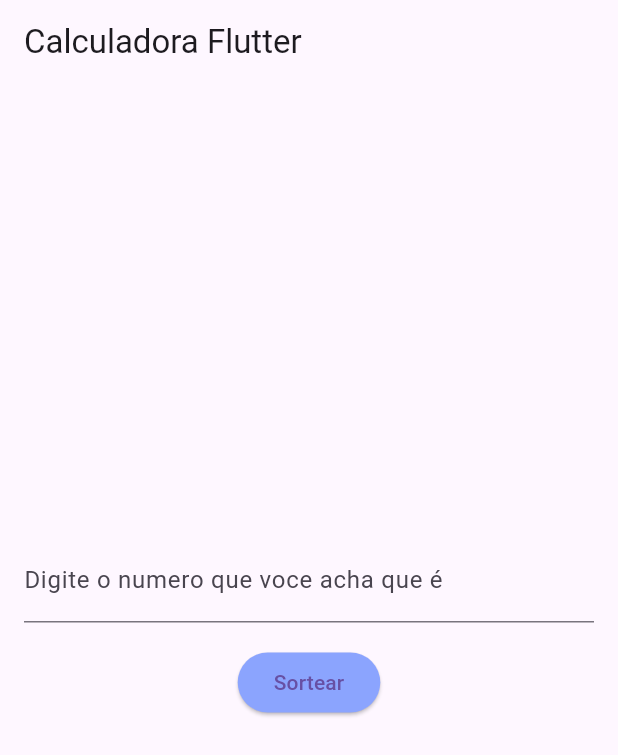
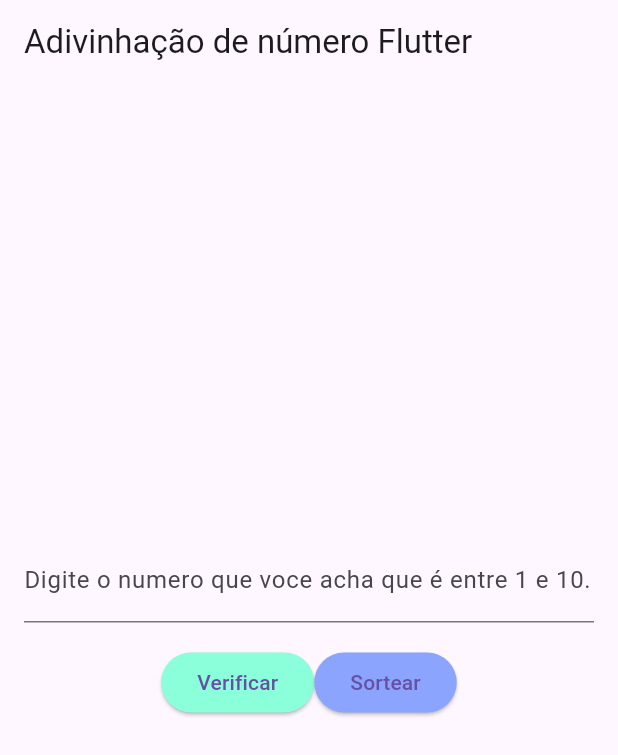
Before and after one commit to MestreWalla/SENAI_SEMESTRE_3, a Flutter app: the screen it shows after launch, on a phone screen of 412 x 824 dp. Shown: the top 755 px of the screen. Run offline on Flutter 3.47's test engine with Material 3 defaults, Android fonts, the phone set to English and light mode, and no system bars.

Commit message:
Update main.dart

```diff
--- a/MOBILE/flutter_numero_sorteado/lib/main.dart
+++ b/MOBILE/flutter_numero_sorteado/lib/main.dart
@@ -1,5 +1,4 @@
 import 'dart:math';
-
 import 'package:flutter/material.dart';
 
 void main() {
@@ -26,17 +25,26 @@
   int numeroSorteado = 0;
   int minimo = 1; // Intervalo mínimo
   int maximo = 10; // Intervalo máximo
+  int tentativas = 0;
 
-
-  void _sortear(String operacao) {
+  void _verificar(String operacao) {
     int palpite = int.tryParse(_NumeroDigitado.text) ?? 0;
 
     setState(() {
+      tentativas++;
+      _resultado = palpite == numeroSorteado
+          ? "Parabéns! Você acertou na tentativa de numero $tentativas!"
+          : "Infelizmente, você errou. O número sorteado era $numeroSorteado.";
+      _NumeroDigitado.text = ""; // Limpar o campo de texto após a tentativa
+    });
+  }
+
+  void _sortear(String operacao) {
+    setState(() {
       numeroSorteado = Random().nextInt(maximo - minimo + 1) + minimo;
-      _resultado = palpite == numeroSorteado
-          ? "Parabéns! Você acertou!"
-          : "Infelizmente, você errou. O número sorteado era $numeroSorteado.";
-      _NumeroDigitado.text = ""; // Limpa o campo de texto após a tentativa
+      _resultado = "";
+      tentativas = 0;
+      _NumeroDigitado.text = "";
     });
   }
 
@@ -44,7 +52,7 @@
   Widget build(BuildContext context) {
     return Scaffold(
         appBar: AppBar(
-          title: Text('Calculadora Flutter'),
+          title: Text('Adivinhação de número Flutter'),
         ),
         body: Padding(
             padding: const EdgeInsets.all(16.0),
@@ -55,13 +63,23 @@
                 TextField(
                   controller: _NumeroDigitado,
                   keyboardType: TextInputType.number,
-                  decoration: InputDecoration(labelText: 'Digite o numero que voce acha que é'),
+                  decoration: InputDecoration(
+                      labelText:
+                          'Digite o numero que voce acha que é entre $minimo e $maximo.'),
                 ),
                 SizedBox(height: 16.0),
                 Row(
                   mainAxisAlignment: MainAxisAlignment.center,
                   children: [
                     SizedBox(height: 16.0),
+                    ElevatedButton(
+                      onPressed: () => _verificar('Verificar'),
+                      child: Text('Verificar'),
+                      style: ButtonStyle(
+                        backgroundColor: MaterialStateProperty.all(
+                            Color.fromARGB(255, 139, 254, 218)),
+                      ),
+                    ),
                     ElevatedButton(
                       onPressed: () => _sortear('Sortear'),
                       child: Text('Sortear'),
@@ -74,7 +92,8 @@
                 ),
                 SizedBox(height: 16.0),
                 Text(_resultado,
-                    style: TextStyle(fontSize: 18.0, fontWeight: FontWeight.bold)),
+                    style:
+                        TextStyle(fontSize: 18.0, fontWeight: FontWeight.bold)),
               ],
             )));
   }
```
